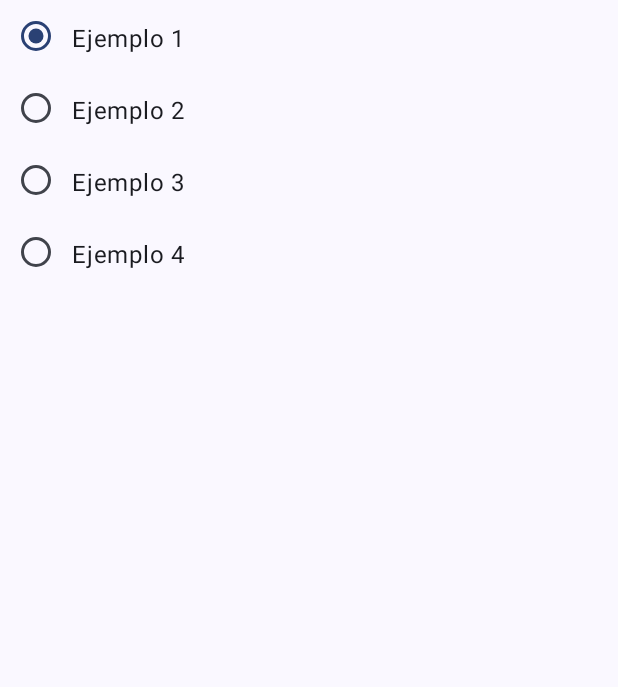
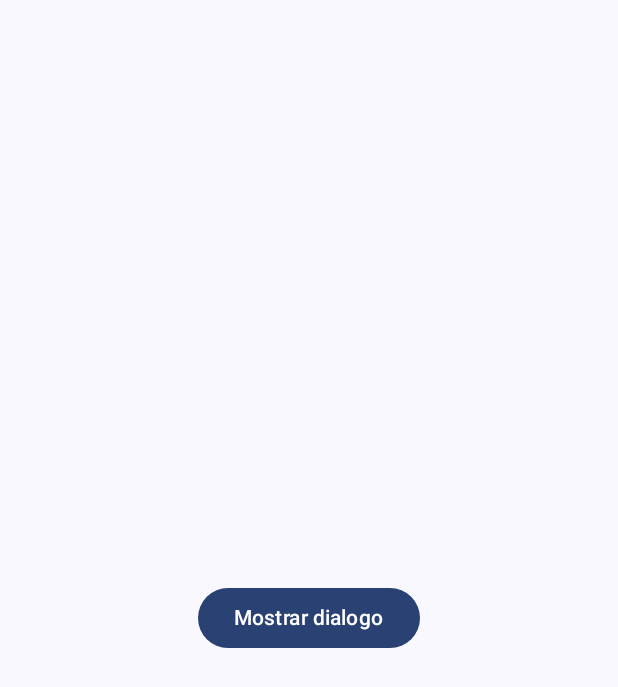
Before and after one commit to MrPartner/ComposePracticeApp, an Android app built with Jetpack Compose: the screen it shows after launch (MainActivity), on a phone screen of 412 x 824 dp. Shown: the top 687 px of the screen. Run offline under Robolectric (Android 15) with nearby library versions, the phone set to English and light mode, and no system bars.

Commit message:
empezamos dialogs layouts

```diff
--- a/app/src/main/java/com/example/composepracticeapp/MainActivity.kt
+++ b/app/src/main/java/com/example/composepracticeapp/MainActivity.kt
@@ -1,13 +1,16 @@
 package com.example.composepracticeapp
 
 import android.os.Bundle
+import android.util.Log
 import androidx.activity.ComponentActivity
 import androidx.activity.compose.setContent
 import androidx.activity.enableEdgeToEdge
 import androidx.compose.foundation.clickable
+import androidx.compose.foundation.layout.Box
 import androidx.compose.foundation.layout.Column
 import androidx.compose.foundation.layout.fillMaxSize
 import androidx.compose.foundation.layout.padding
+import androidx.compose.material3.Button
 import androidx.compose.material3.Scaffold
 import androidx.compose.material3.Surface
 import androidx.compose.material3.Text
@@ -16,6 +19,7 @@ import androidx.compose.runtime.getValue
 import androidx.compose.runtime.mutableStateOf
 import androidx.compose.runtime.saveable.rememberSaveable
 import androidx.compose.runtime.setValue
+import androidx.compose.ui.Alignment
 import androidx.compose.ui.Modifier
 import androidx.compose.ui.tooling.preview.Preview
 import androidx.compose.ui.unit.dp
@@ -24,6 +28,8 @@ import com.example.composepracticeapp.uilayouts.basicslayouts.MyRow
 import com.example.composepracticeapp.uilayouts.controlselection.CheckInfo
 import com.example.composepracticeapp.uilayouts.controlselection.MyCheckBoxWithTextCompleted
 import com.example.composepracticeapp.uilayouts.controlselection.MyRadioButtonList
+import com.example.composepracticeapp.uilayouts.dialogs.MyAlertDialog
+import com.example.composepracticeapp.uilayouts.otherlayouts.MyDropdownMenu
 import com.example.composepracticeapp.uilayouts.texttextfield.MyTextFieldAdvance2
 
 class MainActivity : ComponentActivity() {
@@ -35,22 +41,21 @@ class MainActivity : ComponentActivity() {
                 Scaffold(modifier = Modifier.fillMaxSize()) { innerPadding ->
                     Surface(modifier = Modifier.padding(innerPadding)) {
 
-                        /* /1 CB state hoisting
-                        val myOptions =
-                            getOptions(listOf("Ejemplo1", "Ejemplo2", "Ejemplo3", "Ejemplo4"))
-                        Column (){
-                            myOptions.forEach {
-                                MyCheckBoxWithTextCompleted(it)
+                        var show by rememberSaveable {
+                            mutableStateOf(false)
+                        }
+                        Box(
+                            modifier = Modifier.fillMaxSize(),
+                            contentAlignment = Alignment.Center
+                        ) {
+                            Button(onClick = { show = true }) {
+                                Text(text = "Mostrar dialogo")
                             }
-                        } /1 */ //CB state hoisting
-
-                        //2 RB state hoisting
-                        var selected by rememberSaveable {
-                            mutableStateOf("Ejemplo1")
+                            MyAlertDialog(
+                                show = show,
+                                onDismiss = { show = false },
+                                onConfirm = { Log.i("aris", "click") })
                         }
-                        Column {
-                            MyRadioButtonList(selected) { selected = it }
-                        } //2 RB state hoisting
 
                     }
                 }
@@ -62,15 +67,33 @@ class MainActivity : ComponentActivity() {
 //ChechBox state hoisting  1
 @Composable
 fun getOptions(titles: List<String>): List<CheckInfo> {
-    return titles.map {
+    return titles.map { it ->
         var status by rememberSaveable {
             mutableStateOf(false)
         }
         CheckInfo(
             title = it,
             selected = status,
-            onCheckedChange = { status = it }
+            onCheckedChange = { newStatus -> status = newStatus }
         )
     }
 }
+/* /1 CB state hoisting
+val myOptions =
+getOptions(listOf("Ejemplo1", "Ejemplo2", "Ejemplo3", "Ejemplo4"))
+Column (){
+myOptions.forEach {
+MyCheckBoxWithTextCompleted(it)
+}
+} /1 */ //CB state hoisting
 /////////////////////////////////////
+
+/*2 RB state hoisting
+var selected by rememberSaveable {
+ mutableStateOf("Ejemplo1")
+}
+Column {
+MyRadioButtonList(selected) { selected = it }
+} */ //2 RB state hoisting
+
+//////////////////////////////////////
--- /dev/null
+++ b/app/src/main/java/com/example/composepracticeapp/uilayouts/dialogs/AlertDialog.kt
@@ -0,0 +1,27 @@
+package com.example.composepracticeapp.uilayouts.dialogs
+
+import androidx.compose.material3.AlertDialog
+import androidx.compose.material3.Text
+import androidx.compose.material3.TextButton
+import androidx.compose.runtime.Composable
+import androidx.compose.ui.tooling.preview.Preview
+
+
+@Composable
+fun MyAlertDialog(show: Boolean, onDismiss: () -> Unit, onConfirm: () -> Unit) {
+    if (show) {
+        AlertDialog(onDismissRequest = { onDismiss() },
+            title = { Text(text = "Titulo") },
+            text = { Text(text = "Hola soy una descripcion") },
+            confirmButton = {
+                TextButton(onClick = { onConfirm() }) {
+                    Text(text = "ConfirmButton")
+                }
+            },
+            dismissButton = {
+                TextButton(onClick = { onDismiss() }) {
+                    Text(text = "DismissButton")
+                }
+            })
+    }
+}
```
Also changed, not shown: app/src/main/java/com/example/composepracticeapp/uilayouts/otherlayouts/BadgeBox.kt (added, +19 -0 lines), app/src/main/java/com/example/composepracticeapp/uilayouts/otherlayouts/Card.kt (added, +38 -0 lines), app/src/main/java/com/example/composepracticeapp/uilayouts/otherlayouts/Divider.kt (added, +18 -0 lines), app/src/main/java/com/example/composepracticeapp/uilayouts/otherlayouts/DropdownMenu.kt (added, +53 -0 lines), app/src/main/java/com/example/composepracticeapp/uilayouts/sliders/RangeSlider.kt (added, +32 -0 lines), app/src/main/java/com/example/composepracticeapp/uilayouts/sliders/Slider.kt (added, +46 -0 lines).
